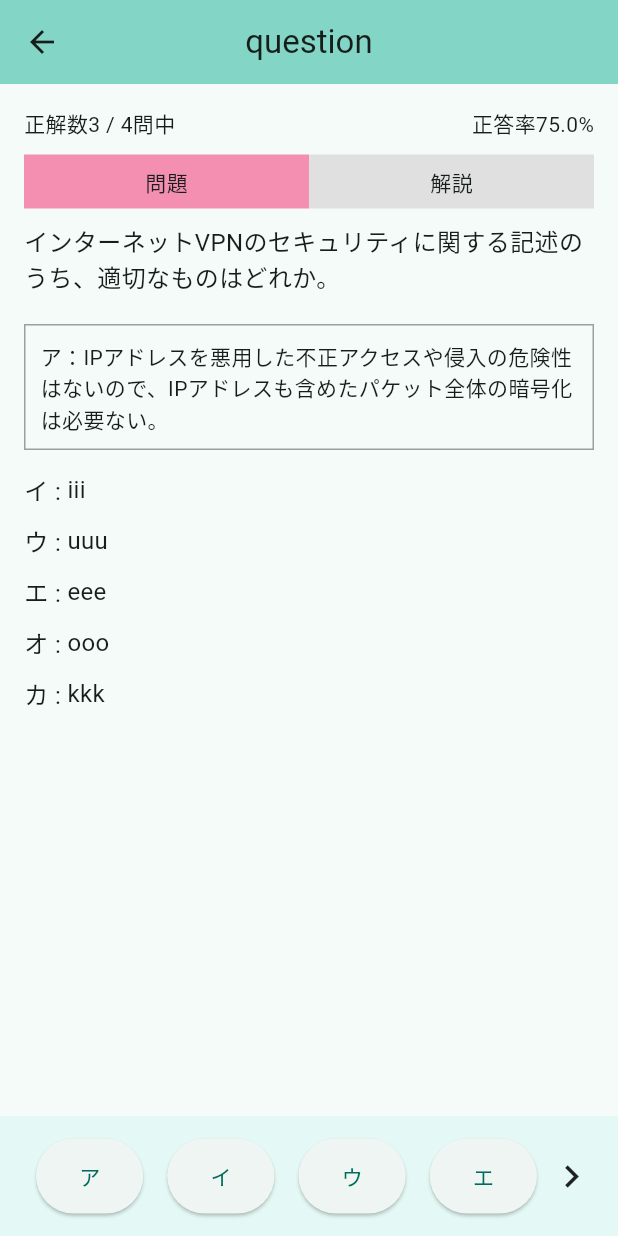
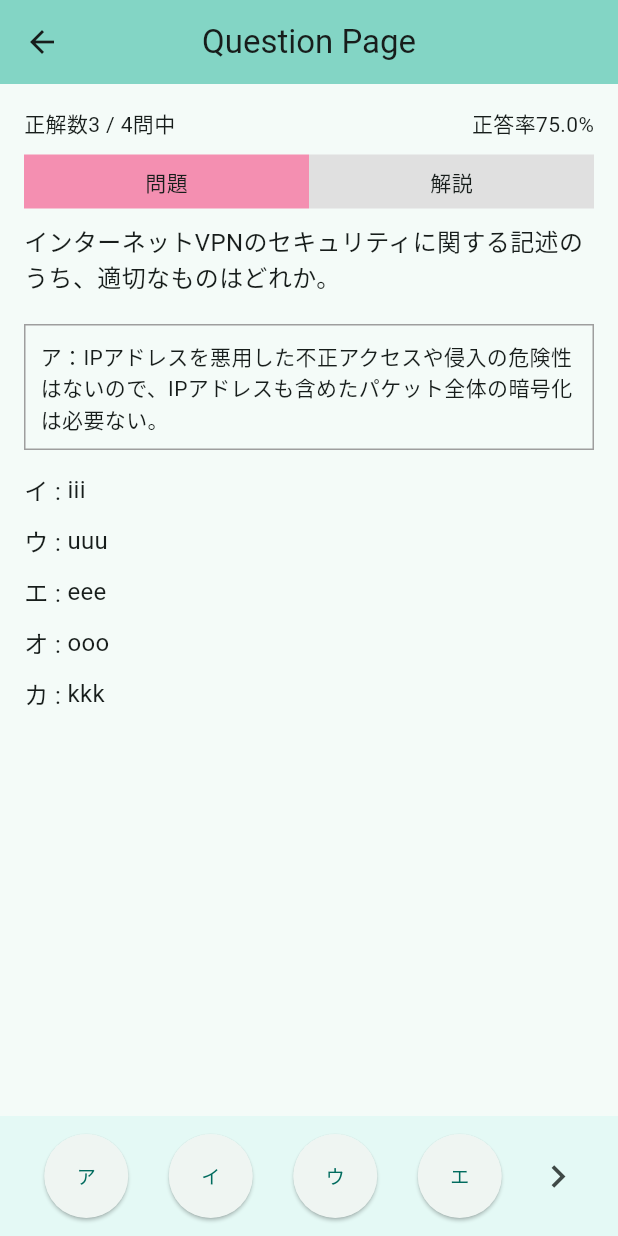
Before and after one commit to HANAUTA/2024_hal_fe_app, a Flutter app: the QuestionPage screen opened directly, on a phone screen of 412 x 824 dp. Run offline on Flutter 3.47's test engine with Material 3 defaults, Android fonts, the phone set to English and light mode, and no system bars; missing offline and left inert: dart:ffi.

Commit message:
選択肢のイベント追加

```diff
--- a/lib/pages/question_page.dart
+++ b/lib/pages/question_page.dart
@@ -12,17 +12,20 @@ class _QuestionPageState extends State<QuestionPage> {
 
   @override
   Widget build(BuildContext context) {
+    final screenWidth = MediaQuery.of(context).size.width; // 画面の幅を取得
+    final buttonSize = screenWidth * 0.15; // ボタンのサイズを画面幅の15%に設定
+
     return Scaffold(
       appBar: AppBar(
         centerTitle: true,
         leading: IconButton(
-          icon: Icon(Icons.arrow_back),
+          icon: const Icon(Icons.arrow_back),
           onPressed: () {
             Navigator.pop(context);
           },
         ),
         backgroundColor: Theme.of(context).colorScheme.inversePrimary,
-        title: Text('question'),
+        title: const Text('Question Page'),
       ),
       body: Padding(
         padding: const EdgeInsets.all(16.0),
@@ -32,12 +35,12 @@ class _QuestionPageState extends State<QuestionPage> {
             // Score and percentage row
             Row(
               mainAxisAlignment: MainAxisAlignment.spaceBetween,
-              children: [
+              children: const [
                 Text("正解数3 / 4問中"),
                 Text("正答率75.0%"),
               ],
             ),
-            SizedBox(height: 10),
+            const SizedBox(height: 10),
             // Header with two tabs (問題 and 解説)
             Row(
               children: [
@@ -50,8 +53,8 @@ class _QuestionPageState extends State<QuestionPage> {
                     },
                     child: Container(
                       color: _currentTabIndex == 0 ? Colors.pink[200] : Colors.grey[300],
-                      padding: EdgeInsets.all(8),
-                      child: Center(child: Text("問題")),
+                      padding: const EdgeInsets.all(8),
+                      child: const Center(child: Text("問題")),
                     ),
                   ),
                 ),
@@ -64,21 +67,21 @@ class _QuestionPageState extends State<QuestionPage> {
                     },
                     child: Container(
                       color: _currentTabIndex == 1 ? Colors.pink[200] : Colors.grey[300],
-                      padding: EdgeInsets.all(8),
-                      child: Center(child: Text("解説")),
+                      padding: const EdgeInsets.all(8),
+                      child: const Center(child: Text("解説")),
                     ),
                   ),
                 ),
               ],
             ),
-            SizedBox(height: 10),
+            const SizedBox(height: 10),
             // Question or Explanation content based on the selected tab
             if (_currentTabIndex == 0) ...[
-              Text(
+              const Text(
                 "インターネットVPNのセキュリティに関する記述のうち、適切なものはどれか。",
                 style: TextStyle(fontSize: 16),
               ),
-              SizedBox(height: 20),
+              const SizedBox(height: 20),
               // Scrollable area for question options
               Expanded(
                 child: SingleChildScrollView(
@@ -90,13 +93,13 @@ class _QuestionPageState extends State<QuestionPage> {
                         decoration: BoxDecoration(
                           border: Border.all(color: Colors.grey),
                         ),
-                        padding: EdgeInsets.all(10),
-                        child: Text(
+                        padding: const EdgeInsets.all(10),
+                        child: const Text(
                           "ア：IPアドレスを悪用した不正アクセスや侵入の危険性はないので、IPアドレスも含めたパケット全体の暗号化は必要ない。",
                           style: TextStyle(fontSize: 14),
                         ),
                       ),
-                      SizedBox(height: 10),
+                      const SizedBox(height: 10),
                       // Scrollable options (イ, ウ, エ, etc.)
                       buildOption("イ", "iii"),
                       buildOption("ウ", "uuu"),
@@ -109,7 +112,7 @@ class _QuestionPageState extends State<QuestionPage> {
               ),
             ] else if (_currentTabIndex == 1) ...[
               // 解説タブが選択されたときの内容
-              Text(
+              const Text(
                 "解説内容をここに表示します。",
                 style: TextStyle(fontSize: 16),
               ),
@@ -127,33 +130,63 @@ class _QuestionPageState extends State<QuestionPage> {
             mainAxisAlignment: MainAxisAlignment.center,
             children: [
               Expanded(
-                child: buildAnswerButton("ア"),
+                child: buildAnswerButton("ア", buttonSize, () {
+                  setState(() {
+                    _currentTabIndex = 1; // "解説"タブに切り替え
+                  });
+                }),
               ),
               Expanded(
-                child: buildAnswerButton("イ"),
+                child: buildAnswerButton("イ", buttonSize, () {
+                  setState(() {
+                    _currentTabIndex = 1; // "解説"タブに切り替え
+                  });
+                }),
               ),
               Expanded(
-                child: buildAnswerButton("ウ"),
+                child: buildAnswerButton("ウ", buttonSize, () {
+                  setState(() {
+                    _currentTabIndex = 1; // "解説"タブに切り替え
+                  });
+                }),
               ),
               Expanded(
-                child: buildAnswerButton("エ"),
+                child: buildAnswerButton("エ", buttonSize, () {
+                  setState(() {
+                    _currentTabIndex = 1; // "解説"タブに切り替え
+                  });
+                }),
               ),
-              Icon(Icons.keyboard_arrow_right, size: 30), // Always shown
+              IconButton(
+                icon: const Icon(Icons.keyboard_arrow_right, size: 30),
+                onPressed: () {
+                  Navigator.pop(context);
+                  Navigator.push(
+                    context,
+                    MaterialPageRoute(builder: (context) => const QuestionPage()),
+                  );
+                },
+              ),
             ],
           )
-              : const Row(
-            mainAxisAlignment: MainAxisAlignment.center, // 中央寄せ
+              : Row(
+            mainAxisAlignment: MainAxisAlignment.center,
             children: [
-              // '次の問題へ'とアイコンを中央に表示
-              Padding(
-                padding: EdgeInsets.symmetric(horizontal: 16.0), // テキストとアイコンの間のスペース
-                child: Row(
-                  children: [
-                    Text('次の問題へ', style: TextStyle(fontSize: 16)),
-                    SizedBox(width: 8), // テキストとアイコンの間のスペース
-                    Icon(Icons.keyboard_arrow_right, size: 30), // Always shown
-                  ],
+              const Expanded(
+                child: Center(
+                  child: Text('次の問題へ', style: TextStyle(fontSize: 16)),
                 ),
+              ),
+              IconButton(
+                icon: const Icon(Icons.keyboard_arrow_right, size: 30),
+                onPressed: () {
+                  // 次のページに遷移
+                  Navigator.pop(context);
+                  Navigator.push(
+                    context,
+                    MaterialPageRoute(builder: (context) => const QuestionPage()),
+                  );
+                },
               ),
             ],
           ),
@@ -169,27 +202,34 @@ class _QuestionPageState extends State<QuestionPage> {
       child: Row(
         crossAxisAlignment: CrossAxisAlignment.start,
         children: [
-          Text("$label : ", style: TextStyle(fontSize: 16)),
+          Text("$label : ", style: const TextStyle(fontSize: 16)),
           Expanded(
-            child: Text(text, style: TextStyle(fontSize: 16)),
+            child: Text(text, style: const TextStyle(fontSize: 16)),
           ),
         ],
       ),
     );
   }
 
-  // Helper method to build answer buttons without trailing icon
-  Widget buildAnswerButton(String label) {
+  // Helper method to build answer buttons with dynamic size
+  Widget buildAnswerButton(String label, double buttonSize, VoidCallback onPressed) {
     return Padding(
       padding: const EdgeInsets.symmetric(horizontal: 8.0),
-      child: ElevatedButton(
-        style: ElevatedButton.styleFrom(
-          minimumSize: const Size(50, 50),
+      child: SizedBox(
+        width: buttonSize, // 動的なボタンサイズ
+        height: buttonSize, // 動的なボタンサイズ
+        child: FittedBox(
+          fit: BoxFit.scaleDown, // コンテンツが収まるようにスケーリング
+          child: ElevatedButton(
+            style: ElevatedButton.styleFrom(
+              minimumSize: Size(buttonSize, buttonSize),
+              shape: const CircleBorder(), // ボタンを円形に
+              alignment: Alignment.center, // 中央揃え
+            ),
+            onPressed: onPressed,
+            child: Text(label, textAlign: TextAlign.center), // テキストも中央揃え
+          ),
         ),
-        onPressed: () {
-          // Handle button press
-        },
-        child: Text(label),
       ),
     );
   }
```
